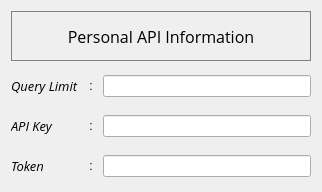
Above: ui/params.ui from janoschortmann/abstract-screening before the change. Below: the same form after it.
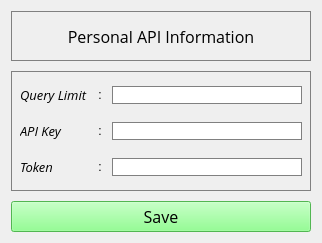
That is the form after the change.

Patch:
```diff
--- a/ui/params.ui
+++ b/ui/params.ui
@@ -55,6 +55,10 @@
     </widget>
    </item>
    <item>
+    <widget class="QWidget" name="grid" native="true">
+     <property name="styleSheet">
+      <string notr="true">border: 1px solid grey;</string>
+     </property>
     <layout class="QGridLayout" name="gridLayout" rowminimumheight="30,30,30" columnminimumwidth="0,0,0">
      <property name="sizeConstraint">
       <enum>QLayout::SizeConstraint::SetDefaultConstraint</enum>
@@ -71,6 +75,9 @@
          <italic>true</italic>
         </font>
        </property>
+        <property name="styleSheet">
+         <string notr="true">border: 0px solid black;</string>
+        </property>
        <property name="text">
         <string>Token</string>
        </property>
@@ -85,6 +92,9 @@
          <italic>true</italic>
         </font>
        </property>
+        <property name="styleSheet">
+         <string notr="true">border: 0px solid black;</string>
+        </property>
        <property name="text">
         <string>Query Limit</string>
        </property>
@@ -98,6 +108,9 @@
          <verstretch>0</verstretch>
         </sizepolicy>
        </property>
+        <property name="styleSheet">
+         <string notr="true">border: 0px solid black;</string>
+        </property>
        <property name="text">
         <string>:</string>
        </property>
@@ -115,6 +128,9 @@
          <italic>true</italic>
         </font>
        </property>
+        <property name="styleSheet">
+         <string notr="true">border: 0px solid black;</string>
+        </property>
        <property name="text">
         <string>API Key</string>
        </property>
@@ -128,6 +144,9 @@
          <verstretch>0</verstretch>
         </sizepolicy>
        </property>
+        <property name="styleSheet">
+         <string notr="true">border: 0px solid black;</string>
+        </property>
        <property name="text">
         <string>:</string>
        </property>
@@ -153,6 +172,9 @@
          <verstretch>0</verstretch>
         </sizepolicy>
        </property>
+        <property name="styleSheet">
+         <string notr="true">border: 0px solid black;</string>
+        </property>
        <property name="text">
         <string>:</string>
        </property>
@@ -162,6 +184,23 @@
       </widget>
      </item>
     </layout>
+    </widget>
+   </item>
+   <item>
+    <widget class="QPushButton" name="save_info">
+     <property name="font">
+      <font>
+       <family>Open Sans</family>
+       <pointsize>12</pointsize>
+      </font>
+     </property>
+     <property name="styleSheet">
+      <string notr="true">background-color: rgb(115, 255, 115)</string>
+     </property>
+     <property name="text">
+      <string>Save</string>
+     </property>
+    </widget>
    </item>
   </layout>
  </widget>
```
Left out of the diff: 2 changed lines with no effect on the pictures. Lines whose indentation alone changed are shown as unchanged.
